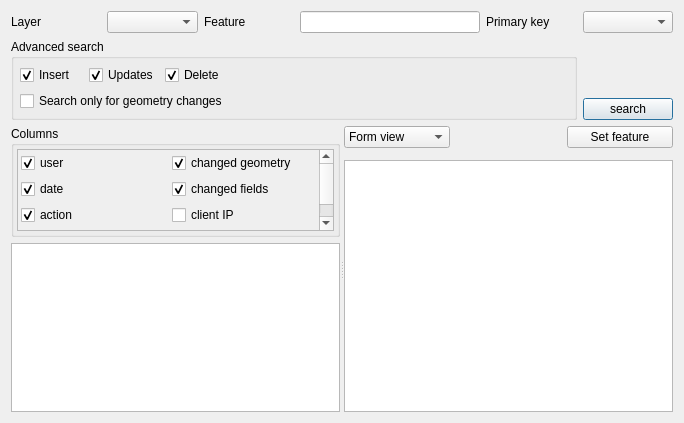
Qt form ui/ui_showhistory.ui (3nids/postgres91plusauditor) before a commit.
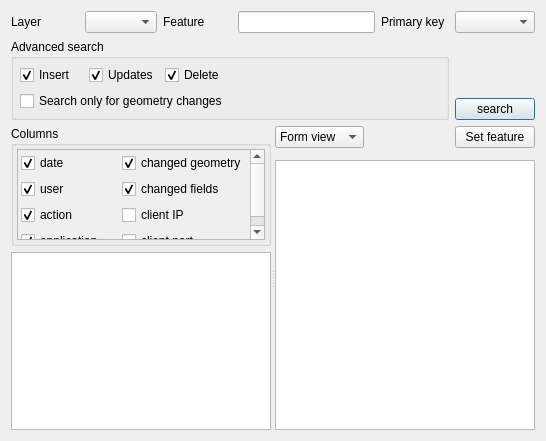
The same form after that commit. Custom widgets are drawn as their Qt base class.

Diff of the .ui file:
```diff
--- a/ui/ui_showhistory.ui
+++ b/ui/ui_showhistory.ui
@@ -6,8 +6,8 @@
    <rect>
     <x>0</x>
     <y>0</y>
-    <width>684</width>
-    <height>423</height>
+    <width>546</width>
+    <height>441</height>
    </rect>
   </property>
   <property name="windowTitle">
@@ -202,6 +202,12 @@
           </property>
           <item row="0" column="0">
            <widget class="QScrollArea" name="scrollArea">
+            <property name="sizePolicy">
+             <sizepolicy hsizetype="Preferred" vsizetype="Preferred">
+              <horstretch>0</horstretch>
+              <verstretch>0</verstretch>
+             </sizepolicy>
+            </property>
             <property name="widgetResizable">
              <bool>true</bool>
             </property>
@@ -210,7 +216,7 @@
               <rect>
                <x>0</x>
                <y>0</y>
-               <width>291</width>
+               <width>240</width>
                <height>83</height>
               </rect>
              </property>
@@ -218,17 +224,7 @@
               <property name="margin">
                <number>3</number>
               </property>
-              <item row="1" column="0">
-               <widget class="QCheckBox" name="displayColumnDate">
-                <property name="text">
-                 <string>date</string>
-                </property>
-                <property name="checked">
-                 <bool>true</bool>
-                </property>
-               </widget>
-              </item>
-              <item row="1" column="1">
+              <item row="2" column="1">
                <widget class="QCheckBox" name="displayColumnChangedFields">
                 <property name="text">
                  <string>changed fields</string>
@@ -238,7 +234,7 @@
                 </property>
                </widget>
               </item>
-              <item row="0" column="1">
+              <item row="1" column="1">
                <widget class="QCheckBox" name="displayColumnChangedGeometry">
                 <property name="text">
                  <string>changed geometry</string>
@@ -248,34 +244,14 @@
                 </property>
                </widget>
               </item>
-              <item row="2" column="1">
+              <item row="3" column="1">
                <widget class="QCheckBox" name="displayColumnClientIP">
                 <property name="text">
                  <string>client IP</string>
                 </property>
                </widget>
               </item>
-              <item row="0" column="0">
-               <widget class="QCheckBox" name="displayColumnUser">
-                <property name="text">
-                 <string>user</string>
-                </property>
-                <property name="checked">
-                 <bool>true</bool>
-                </property>
-               </widget>
-              </item>
-              <item row="2" column="0">
-               <widget class="QCheckBox" name="displayColumnAction">
-                <property name="text">
-                 <string>action</string>
-                </property>
-                <property name="checked">
-                 <bool>true</bool>
-                </property>
-               </widget>
-              </item>
-              <item row="3" column="0">
+              <item row="4" column="0">
                <widget class="QCheckBox" name="displayColumnApplication">
                 <property name="text">
                  <string>application</string>
@@ -285,13 +261,43 @@
                 </property>
                </widget>
               </item>
-              <item row="3" column="1">
+              <item row="3" column="0">
+               <widget class="QCheckBox" name="displayColumnAction">
+                <property name="text">
+                 <string>action</string>
+                </property>
+                <property name="checked">
+                 <bool>true</bool>
+                </property>
+               </widget>
+              </item>
+              <item row="4" column="1">
                <widget class="QCheckBox" name="displayColumnClientPort">
                 <property name="text">
                  <string>client port</string>
                 </property>
                </widget>
               </item>
+              <item row="2" column="0">
+               <widget class="QCheckBox" name="displayColumnUser">
+                <property name="text">
+                 <string>user</string>
+                </property>
+                <property name="checked">
+                 <bool>true</bool>
+                </property>
+               </widget>
+              </item>
+              <item row="1" column="0">
+               <widget class="QCheckBox" name="displayColumnDate">
+                <property name="text">
+                 <string>date</string>
+                </property>
+                <property name="checked">
+                 <bool>true</bool>
+                </property>
+               </widget>
+              </item>
              </layout>
             </widget>
            </widget>
```
